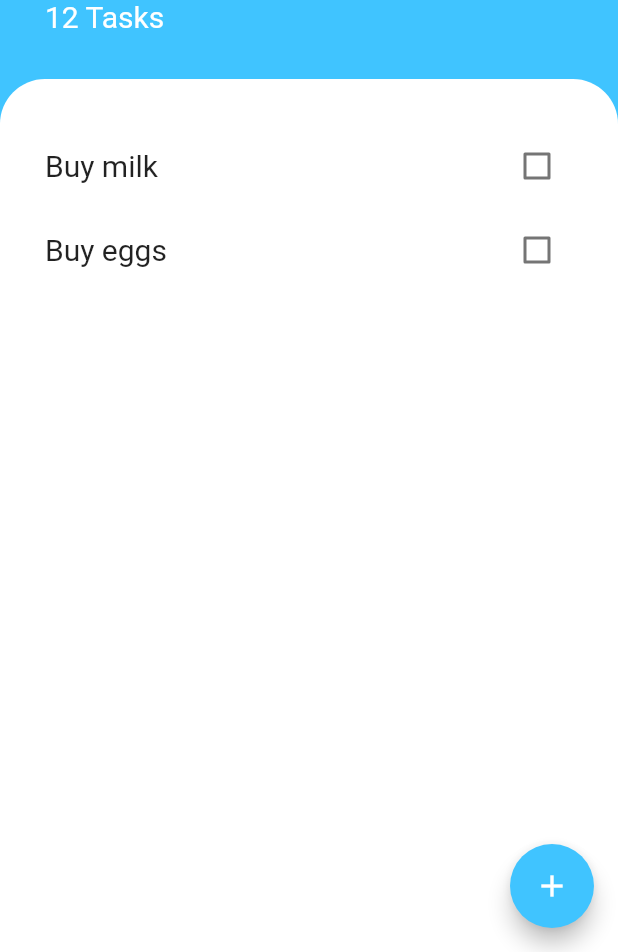
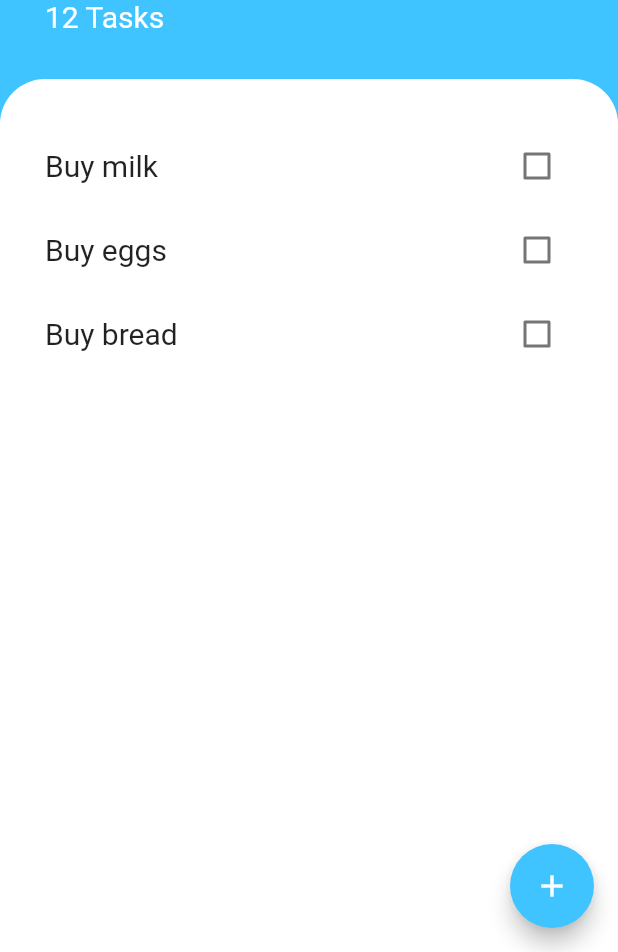
Before and after one commit to hmshreyas7/todoey-flutter, a Flutter app: the screen it shows after launch, on a phone screen of 412 x 824 dp, the part 284-1236 px from its top. Run offline on Flutter 3.47's test engine with Material 2 defaults, Android fonts, the phone set to English and light mode, and no system bars.

Commit message:
Implement ListView Builder and lift state up

```diff
--- a/lib/components/task_tile.dart
+++ b/lib/components/task_tile.dart
@@ -1,22 +1,17 @@
 import 'package:flutter/material.dart';
 
-class TaskTile extends StatefulWidget {
-  final String task;
+class TaskTile extends StatelessWidget {
+  final String title;
+  final bool isDone;
+  final Function checkboxCallback;
 
-  TaskTile({@required this.task});
-
-  @override
-  _TaskTileState createState() => _TaskTileState();
-}
-
-class _TaskTileState extends State<TaskTile> {
-  bool isDone = false;
+  TaskTile({@required this.title, this.isDone, this.checkboxCallback});
 
   @override
   Widget build(BuildContext context) {
     return ListTile(
       title: Text(
-        widget.task,
+        title,
         style: TextStyle(
           fontSize: 20.0,
           decoration: isDone ? TextDecoration.lineThrough : null,
@@ -25,11 +20,7 @@ class _TaskTileState extends State<TaskTile> {
       trailing: Checkbox(
         activeColor: Colors.lightBlueAccent,
         value: isDone,
-        onChanged: (newValue) {
-          setState(() {
-            isDone = newValue;
-          });
-        },
+        onChanged: checkboxCallback,
       ),
     );
   }
--- /dev/null
+++ b/lib/components/tasks_list.dart
@@ -0,0 +1,46 @@
+import 'package:flutter/material.dart';
+import 'task_tile.dart';
+import 'package:todoey_flutter/task.dart';
+
+class TasksList extends StatefulWidget {
+  @override
+  _TasksListState createState() => _TasksListState();
+}
+
+class _TasksListState extends State<TasksList> {
+  List<Task> tasks = [
+    Task(title: 'Buy milk'),
+    Task(title: 'Buy eggs'),
+    Task(title: 'Buy bread'),
+  ];
+
+  @override
+  Widget build(BuildContext context) {
+    return ListView.builder(
+      padding: EdgeInsets.symmetric(horizontal: 14.0, vertical: 30.0),
+      itemBuilder: (context, index) {
+        return TaskTile(
+          title: tasks[index].title,
+          isDone: tasks[index].isDone,
+          checkboxCallback: (newValue) {
+            setState(() {
+              tasks[index].isDone = newValue;
+            });
+          },
+        );
+      },
+      itemCount: tasks.length,
+    );
+//    return ListView(
+//      padding: EdgeInsets.symmetric(horizontal: 14.0, vertical: 30.0),
+//      children: <Widget>[
+//        TaskTile(
+//          task: 'Buy milk',
+//        ),
+//        TaskTile(
+//          task: 'Buy eggs',
+//        ),
+//      ],
+//    );
+  }
+}
--- a/lib/screens/tasks_screen.dart
+++ b/lib/screens/tasks_screen.dart
@@ -1,6 +1,6 @@
 import 'package:flutter/material.dart';
 import 'package:todoey_flutter/components/add_task_sheet.dart';
-import 'package:todoey_flutter/components/task_tile.dart';
+import 'package:todoey_flutter/components/tasks_list.dart';
 
 class TasksScreen extends StatelessWidget {
   @override
@@ -59,17 +59,7 @@ class TasksScreen extends StatelessWidget {
                   topRight: Radius.circular(30.0),
                 ),
               ),
-              child: ListView(
-                padding: EdgeInsets.symmetric(horizontal: 14.0, vertical: 30.0),
-                children: <Widget>[
-                  TaskTile(
-                    task: 'Buy milk',
-                  ),
-                  TaskTile(
-                    task: 'Buy eggs',
-                  ),
-                ],
-              ),
+              child: TasksList(),
             ),
           ),
         ],
--- /dev/null
+++ b/lib/task.dart
@@ -0,0 +1,6 @@
+class Task {
+  String title;
+  bool isDone;
+
+  Task({this.title, this.isDone = false});
+}
```
